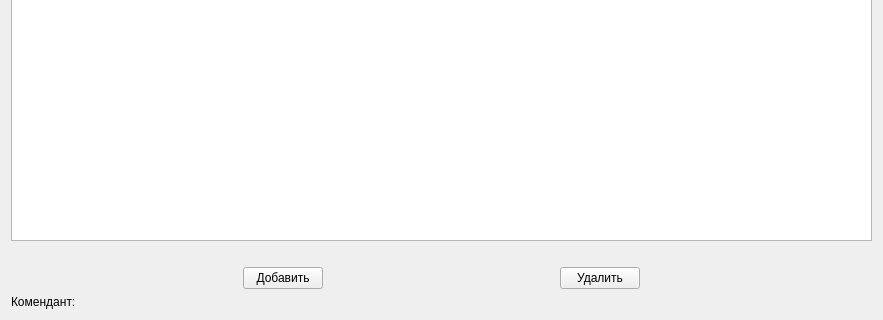
rogurotus/Work, file Proto/work_proto/managedatabase.ui: the form before one commit; both pictures show x 0 to 883 and y 240 to 560 of the 883 by 560 pixel window.
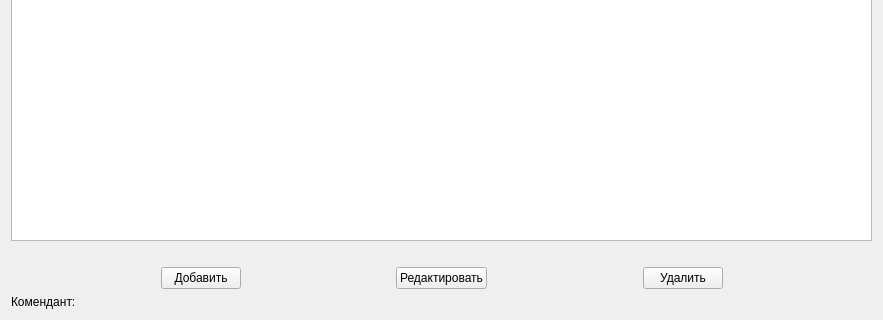
The form after the commit.

```diff
--- a/Proto/work_proto/managedatabase.ui
+++ b/Proto/work_proto/managedatabase.ui
@@ -55,6 +55,26 @@
        </property>
       </widget>
      </item>
+     <item>
+      <spacer name="horizontalSpacer_4">
+       <property name="orientation">
+        <enum>Qt::Horizontal</enum>
+       </property>
+       <property name="sizeHint" stdset="0">
+        <size>
+         <width>40</width>
+         <height>20</height>
+        </size>
+       </property>
+      </spacer>
+     </item>
+     <item>
+      <widget class="QPushButton" name="redact_button">
+       <property name="text">
+        <string>Редактировать</string>
+       </property>
+      </widget>
+     </item>
      <item>
       <spacer name="horizontalSpacer_2">
        <property name="orientation">
```
